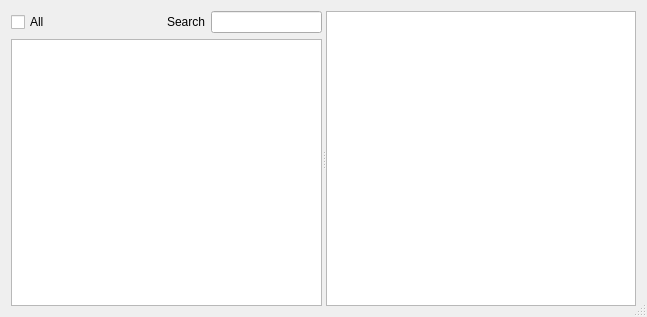
Stephen-Hazel/PianoCheetah, file pcheetah/dlgfl.ui: the form before one commit.
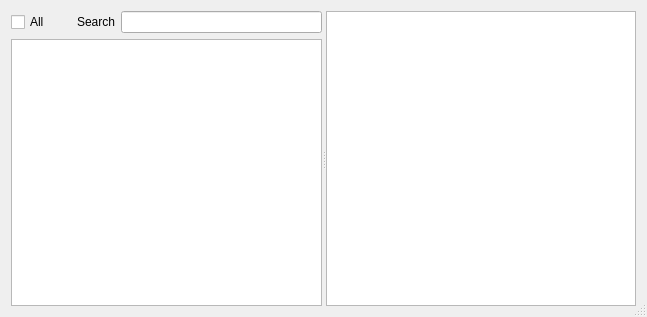
The form after the commit.

Patch:
```diff
--- a/pcheetah/dlgfl.ui
+++ b/pcheetah/dlgfl.ui
@@ -34,24 +34,17 @@
         <layout class="QHBoxLayout" name="hl">
          <item>
           <widget class="QCheckBox" name="all">
+           <property name="minimumSize">
+            <size>
+             <width>60</width>
+             <height>0</height>
+            </size>
+           </property>
            <property name="text">
             <string>All</string>
            </property>
           </widget>
          </item>
-         <item>
-          <spacer name="hSpc">
-           <property name="orientation">
-            <enum>Qt::Horizontal</enum>
-           </property>
-           <property name="sizeHint" stdset="0">
-            <size>
-             <width>40</width>
-             <height>20</height>
-            </size>
-           </property>
-          </spacer>
-         </item>
          <item>
           <widget class="QLabel" name="lSrch">
            <property name="text">
```
